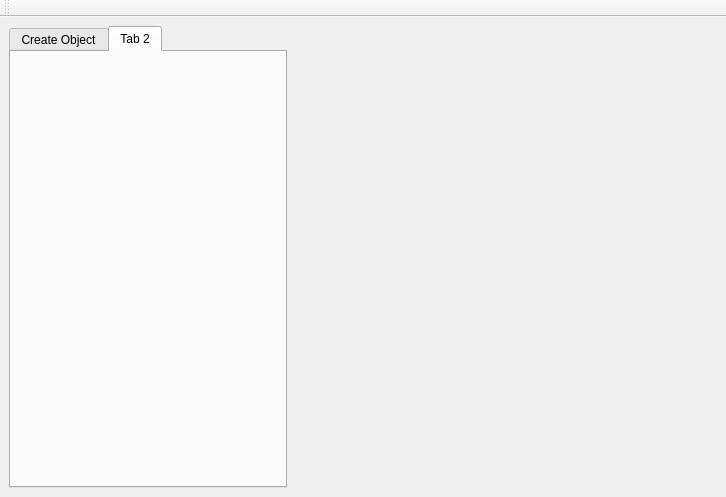
First picture: the form in src/editor/editorwindow.ui, repository edvorg/cpp-drash, before the edit.
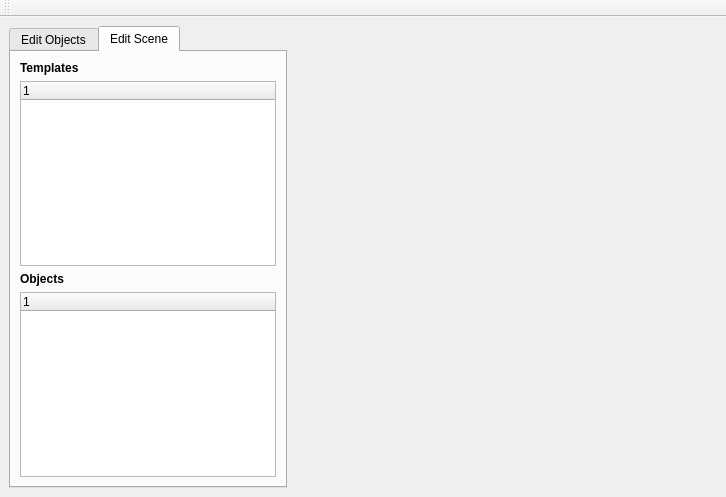
Second picture: the form after the edit. The open tabs and pages were chosen to show the change. Custom widgets are drawn as their Qt base class.

Commit message: runtime change Scene in EditorWindow

```diff
--- a/src/editor/editorwindow.ui
+++ b/src/editor/editorwindow.ui
@@ -36,11 +36,11 @@
        </size>
       </property>
       <property name="currentIndex">
-       <number>0</number>
+       <number>1</number>
       </property>
       <widget class="QWidget" name="tab">
        <attribute name="title">
-        <string>Create Object</string>
+        <string>Edit Objects</string>
        </attribute>
        <layout class="QVBoxLayout" name="verticalLayout">
         <item>
@@ -71,13 +71,59 @@
       </widget>
       <widget class="QWidget" name="tab_2">
        <attribute name="title">
-        <string>Tab 2</string>
+        <string>Edit Scene</string>
        </attribute>
+       <layout class="QVBoxLayout" name="verticalLayout_2">
+        <item>
+         <widget class="QLabel" name="label">
+          <property name="font">
+           <font>
+            <weight>75</weight>
+            <bold>true</bold>
+           </font>
+          </property>
+          <property name="text">
+           <string>Templates</string>
+          </property>
+         </widget>
+        </item>
+        <item>
+         <widget class="QTreeWidget" name="mTreeTemplates">
+          <column>
+           <property name="text">
+            <string notr="true">1</string>
+           </property>
+          </column>
+         </widget>
+        </item>
+        <item>
+         <widget class="QLabel" name="label_2">
+          <property name="font">
+           <font>
+            <weight>75</weight>
+            <bold>true</bold>
+           </font>
+          </property>
+          <property name="text">
+           <string>Objects</string>
+          </property>
+         </widget>
+        </item>
+        <item>
+         <widget class="QTreeWidget" name="mTreeSceneObjects">
+          <column>
+           <property name="text">
+            <string notr="true">1</string>
+           </property>
+          </column>
+         </widget>
+        </item>
+       </layout>
       </widget>
      </widget>
     </item>
     <item>
-     <widget class="SceneWidget" name="mScene" native="true">
+     <widget class="QWidget" name="mSpike" native="true">
       <property name="sizePolicy">
        <sizepolicy hsizetype="MinimumExpanding" vsizetype="Preferred">
         <horstretch>0</horstretch>
@@ -116,14 +162,6 @@
    </attribute>
   </widget>
  </widget>
- <customwidgets>
-  <customwidget>
-   <class>SceneWidget</class>
-   <extends>QWidget</extends>
-   <header>../src/qt/scenewidget.h</header>
-   <container>1</container>
-  </customwidget>
- </customwidgets>
  <resources/>
  <connections/>
 </ui>
```
The commit also changes 11 other files.
